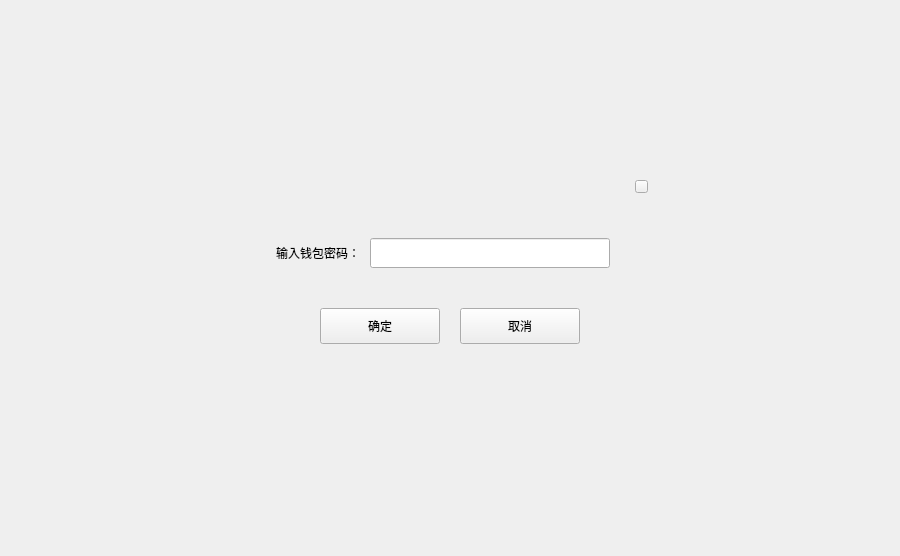
Above: dialog/checkpwddialog.ui from HcashOrg/hx-indicator before the change. Below: the same form after it.
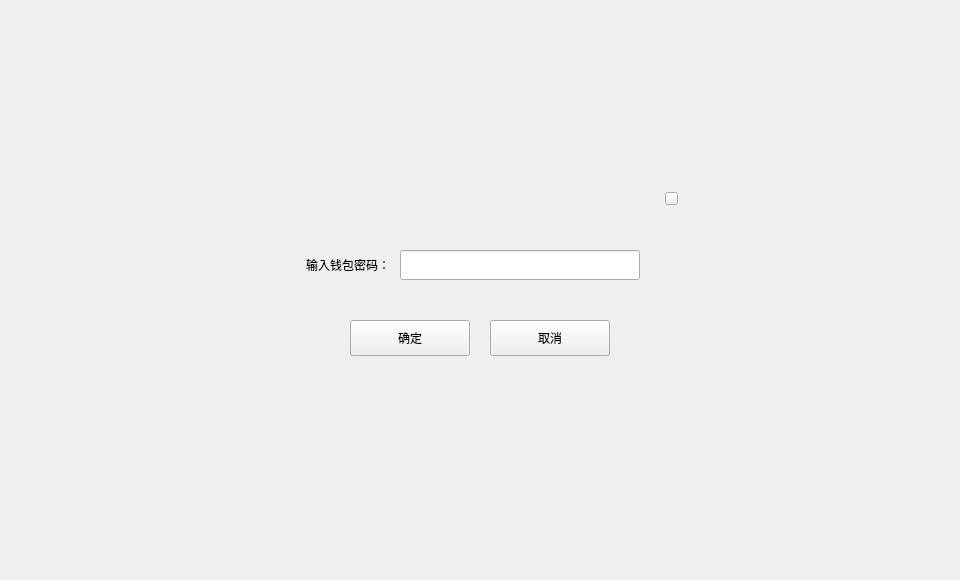
That is the form after the change.

```diff
--- a/dialog/checkpwddialog.ui
+++ b/dialog/checkpwddialog.ui
@@ -6,8 +6,8 @@
    <rect>
     <x>0</x>
     <y>0</y>
-    <width>900</width>
-    <height>556</height>
+    <width>960</width>
+    <height>580</height>
    </rect>
   </property>
   <property name="windowTitle">
@@ -18,15 +18,15 @@
     <rect>
      <x>0</x>
      <y>0</y>
-     <width>900</width>
-     <height>556</height>
+     <width>960</width>
+     <height>580</height>
     </rect>
    </property>
    <widget class="QWidget" name="containerWidget" native="true">
     <property name="geometry">
      <rect>
-      <x>240</x>
-      <y>168</y>
+      <x>270</x>
+      <y>180</y>
       <width>420</width>
       <height>220</height>
      </rect>
```
